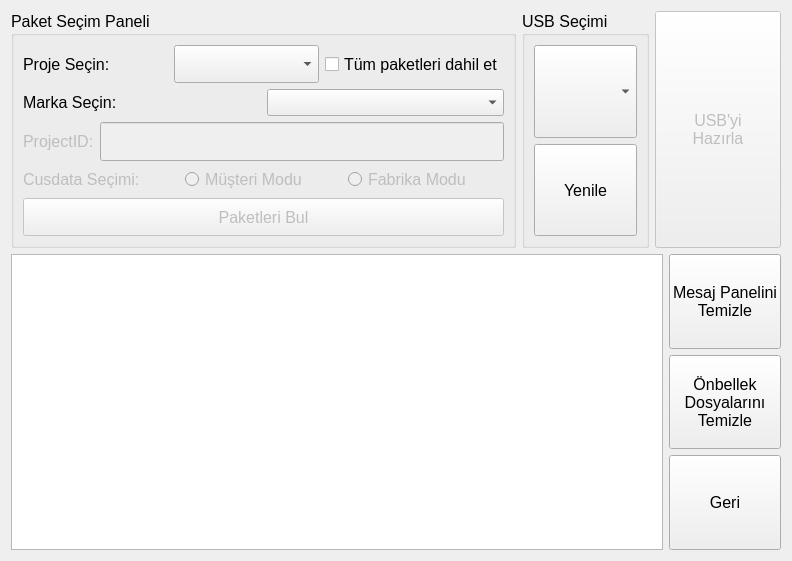
First picture: the form in ui/image_creator_screen.ui, repository cihansenyuz/system_controller, before the edit.
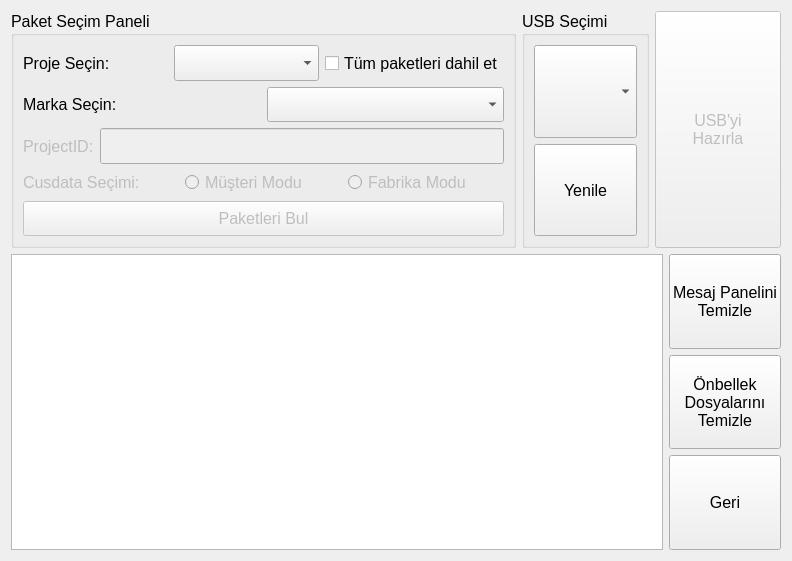
Second picture: the form after the edit.

The edit to the form file:
```diff
--- a/ui/image_creator_screen.ui
+++ b/ui/image_creator_screen.ui
@@ -26,7 +26,7 @@
        <property name="title">
         <string>Paket Seçim Paneli</string>
        </property>
-       <layout class="QVBoxLayout" name="verticalLayout" stretch="1,0,1,0,1">
+       <layout class="QVBoxLayout" name="verticalLayout" stretch="1,1,1,0,1">
         <item>
          <layout class="QHBoxLayout" name="horizontalLayout_2" stretch="0,0,0">
           <item>
```
